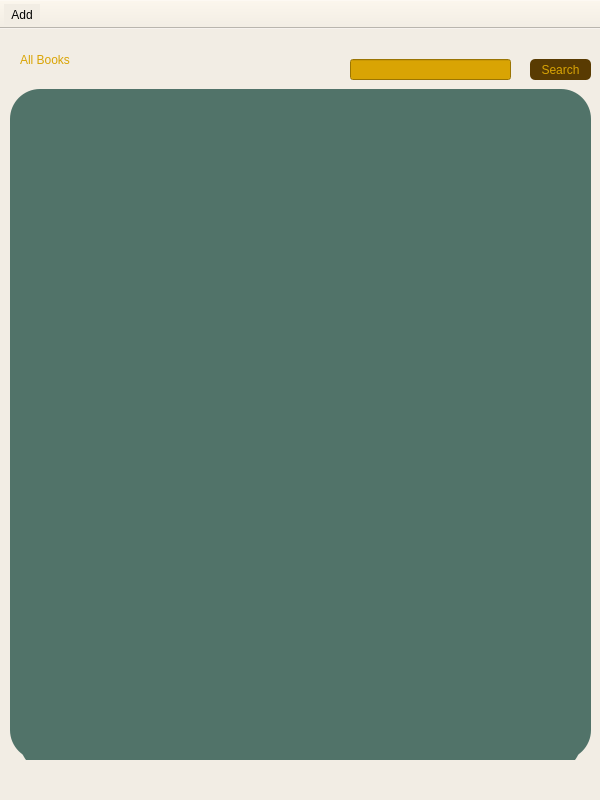
Above: mainwindow.ui from dietcokechan/Bookshelf-Widget before the change. Below: the same form after it.
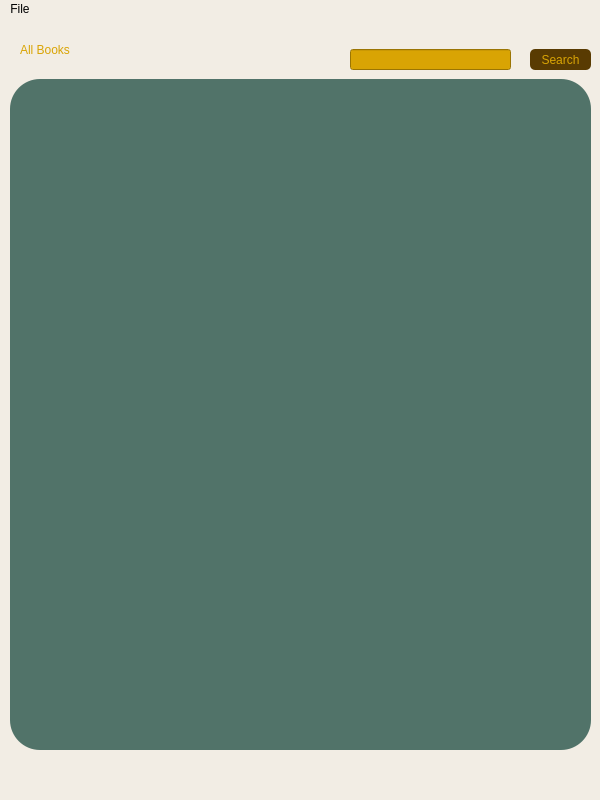
That is the form after the change. Icons and pictures are not drawn.

```diff
--- a/mainwindow.ui
+++ b/mainwindow.ui
@@ -54,7 +54,7 @@
        <x>10</x>
        <y>10</y>
        <width>561</width>
-       <height>673</height>
+       <height>651</height>
       </rect>
      </property>
      <layout class="QVBoxLayout" name="verticalLayout">
@@ -73,7 +73,7 @@
          </size>
         </property>
         <property name="styleSheet">
-         <string notr="true">color: rgb(89, 59, 2);</string>
+         <string notr="true">color: rgb(242, 237, 228);</string>
         </property>
        </widget>
       </item>
@@ -130,23 +130,26 @@
    </widget>
   </widget>
   <widget class="QStatusBar" name="statusbar"/>
-  <widget class="QToolBar" name="toolBar">
-   <property name="windowTitle">
-    <string>toolBar</string>
+  <widget class="QMenuBar" name="menuBar">
+   <property name="geometry">
+    <rect>
+     <x>0</x>
+     <y>0</y>
+     <width>600</width>
+     <height>20</height>
+    </rect>
    </property>
-   <property name="movable">
-    <bool>false</bool>
-   </property>
-   <property name="floatable">
-    <bool>false</bool>
-   </property>
-   <attribute name="toolBarArea">
-    <enum>TopToolBarArea</enum>
-   </attribute>
-   <attribute name="toolBarBreak">
-    <bool>false</bool>
-   </attribute>
-   <addaction name="actionAdd"/>
+   <widget class="QMenu" name="menuFile">
+    <property name="title">
+     <string>File</string>
+    </property>
+    <addaction name="actionAdd"/>
+    <addaction name="actionEdit"/>
+    <addaction name="actionDelete"/>
+    <addaction name="separator"/>
+    <addaction name="actionQuit"/>
+   </widget>
+   <addaction name="menuFile"/>
   </widget>
   <action name="actionAdd">
    <property name="icon">
```
Left out of the diff: 30 changed lines with no effect on the pictures.
